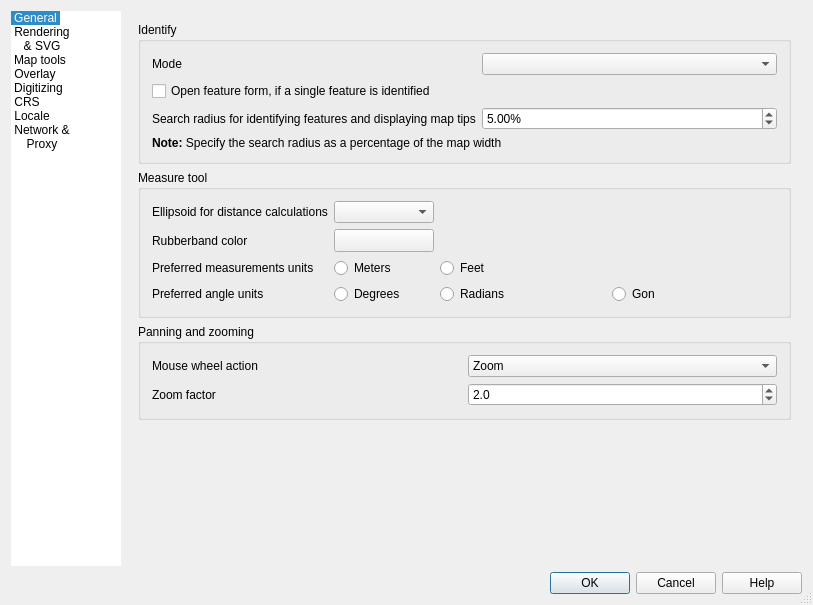
Old version of the form qgis/src/ui/qgsoptionsbase.ui in the repository sourcepole/qgis.
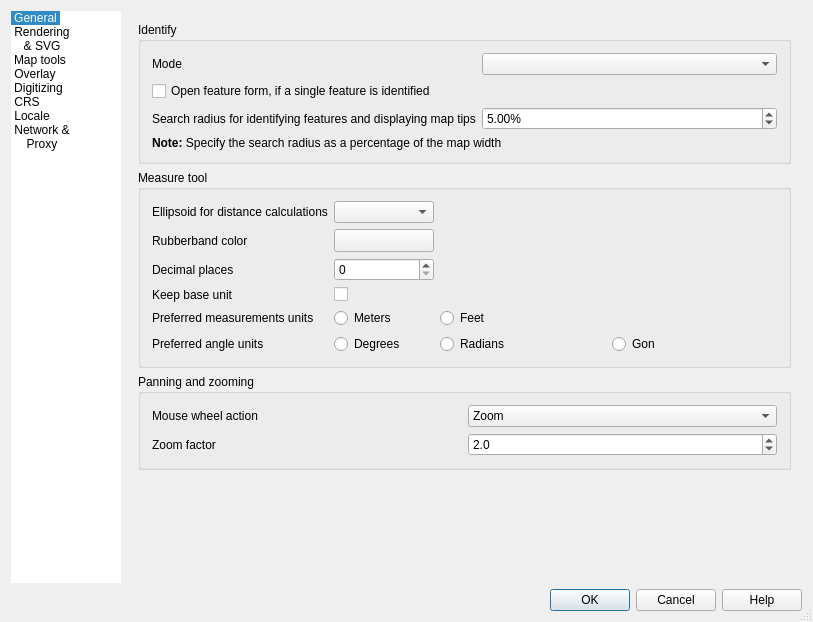
New version of the form. The open tabs and pages were chosen to show the change. Icons and pictures are not drawn. Custom widgets are drawn as their Qt base class.

Commit message: Apply patch #2936 (Units and decimal places of measure tools) from Stefan Ziegler with small modifications

```diff
--- a/qgis/src/ui/qgsoptionsbase.ui
+++ b/qgis/src/ui/qgsoptionsbase.ui
@@ -7,7 +7,7 @@
     <x>0</x>
     <y>0</y>
     <width>813</width>
-    <height>605</height>
+    <height>622</height>
    </rect>
   </property>
   <property name="windowTitle">
@@ -215,7 +215,7 @@
    <item row="0" column="1">
     <widget class="QStackedWidget" name="stackedWidget">
      <property name="currentIndex">
-      <number>0</number>
+      <number>2</number>
      </property>
      <widget class="QWidget" name="stackedWidgetPage1">
       <layout class="QVBoxLayout" name="verticalLayout_10">
@@ -696,24 +696,24 @@
           <string>Measure tool</string>
          </property>
          <layout class="QGridLayout" name="gridLayout">
-          <item row="0" column="0">
+          <item row="1" column="0">
            <widget class="QLabel" name="textLabel1_8">
             <property name="text">
              <string>Ellipsoid for distance calculations</string>
             </property>
            </widget>
           </item>
-          <item row="0" column="1">
+          <item row="1" column="1">
            <widget class="QComboBox" name="cmbEllipsoid"/>
           </item>
-          <item row="1" column="0">
+          <item row="2" column="0">
            <widget class="QLabel" name="textLabel1_10">
             <property name="text">
              <string>Rubberband color</string>
             </property>
            </widget>
           </item>
-          <item row="1" column="1">
+          <item row="2" column="1">
            <widget class="QgsColorButton" name="pbnMeasureColor">
             <property name="minimumSize">
              <size>
@@ -726,7 +726,7 @@
             </property>
            </widget>
           </item>
-          <item row="1" column="2" colspan="2">
+          <item row="2" column="2" colspan="2">
            <spacer>
             <property name="orientation">
              <enum>Qt::Horizontal</enum>
@@ -739,55 +739,79 @@
             </property>
            </spacer>
           </item>
-          <item row="2" column="0">
+          <item row="5" column="0">
            <widget class="QLabel" name="textLabel1_11">
             <property name="text">
              <string>Preferred measurements units</string>
             </property>
            </widget>
           </item>
-          <item row="2" column="1">
+          <item row="5" column="1">
            <widget class="QRadioButton" name="radMeters">
             <property name="text">
              <string>Meters</string>
             </property>
            </widget>
           </item>
-          <item row="2" column="2">
+          <item row="5" column="2">
            <widget class="QRadioButton" name="radFeet">
             <property name="text">
              <string>Feet</string>
             </property>
            </widget>
           </item>
-          <item row="3" column="0">
+          <item row="6" column="0">
            <widget class="QLabel" name="mAngleUnitsLabel">
             <property name="text">
              <string>Preferred angle units</string>
             </property>
            </widget>
           </item>
-          <item row="3" column="1">
+          <item row="6" column="1">
            <widget class="QRadioButton" name="mDegreesRadioButton">
             <property name="text">
              <string>Degrees</string>
             </property>
            </widget>
           </item>
-          <item row="3" column="2">
+          <item row="6" column="2">
            <widget class="QRadioButton" name="mRadiansRadioButton">
             <property name="text">
              <string>Radians</string>
             </property>
            </widget>
           </item>
-          <item row="3" column="3">
+          <item row="6" column="3">
            <widget class="QRadioButton" name="mGonRadioButton">
             <property name="text">
              <string>Gon</string>
             </property>
            </widget>
           </item>
+          <item row="3" column="0">
+           <widget class="QLabel" name="label_12">
+            <property name="text">
+             <string>Decimal places</string>
+            </property>
+           </widget>
+          </item>
+          <item row="3" column="1">
+           <widget class="QSpinBox" name="mDecimalPlacesSpinBox"/>
+          </item>
+          <item row="4" column="0">
+           <widget class="QLabel" name="label_13">
+            <property name="text">
+             <string>Keep base unit</string>
+            </property>
+           </widget>
+          </item>
+          <item row="4" column="1">
+           <widget class="QCheckBox" name="mKeepBaseUnitCheckBox">
+            <property name="text">
+             <string/>
+            </property>
+           </widget>
+          </item>
          </layout>
         </widget>
        </item>
```
The commit also changes 6 other files.
